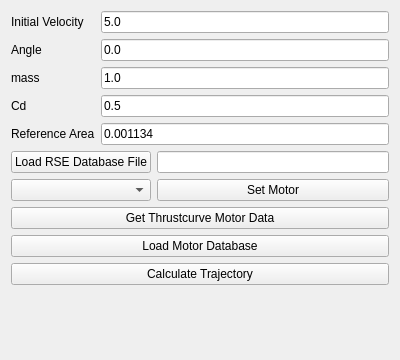
Qt form gui/CannonballTab.ui (qtrocket/qtrocket) before a commit.
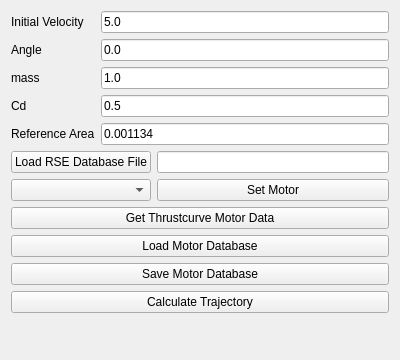
The same form after that commit.

Commit message: Add button to save Motor Database

Diff of the .ui file:
```diff
--- a/gui/CannonballTab.ui
+++ b/gui/CannonballTab.ui
@@ -136,6 +136,13 @@
      </property>
     </widget>
    </item>
+   <item>
+    <widget class="QPushButton" name="saveMotorDatabase_btn">
+     <property name="text">
+      <string>Save Motor Database</string>
+     </property>
+    </widget>
+   </item>
    <item>
     <widget class="QPushButton" name="calculateTrajectory_btn">
      <property name="sizePolicy">
```
The commit also changes 3 other files.
